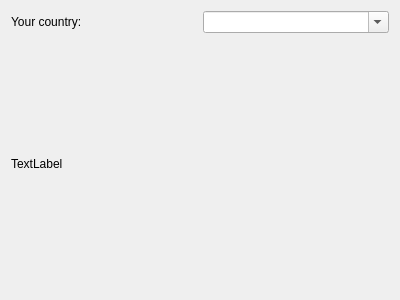
This is Platan/PlatanUI/newprojectdialog.ui in agabor/platan as Qt 5 draws it before an edit. The edited form follows.
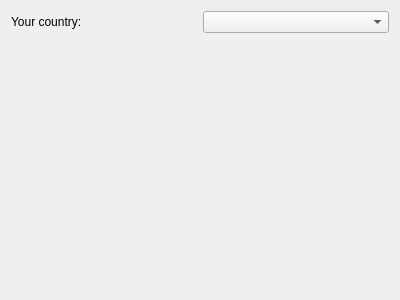
This is the edited form.

What changed in the file:
```diff
--- a/Platan/PlatanUI/newprojectdialog.ui
+++ b/Platan/PlatanUI/newprojectdialog.ui
@@ -28,7 +28,7 @@
        <item>
         <widget class="QComboBox" name="comboBox">
          <property name="editable">
-          <bool>true</bool>
+          <bool>false</bool>
          </property>
         </widget>
        </item>
@@ -39,7 +39,7 @@
    <item>
     <widget class="QLabel" name="label_2">
      <property name="text">
-      <string>TextLabel</string>
+      <string/>
      </property>
     </widget>
    </item>
```
Left out of the diff: 2 changed lines with no effect on the pictures.
